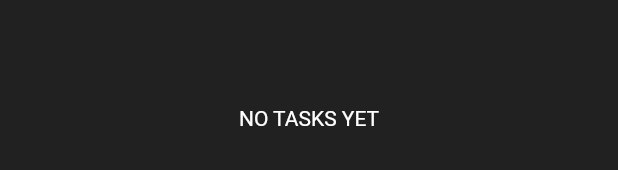
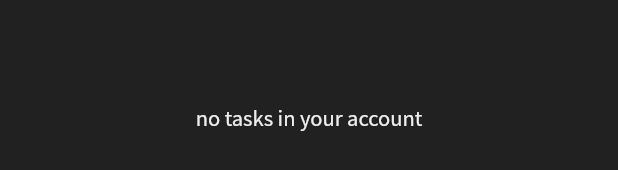
Before and after one commit to Patiyang/ToDo-app, a Flutter app: the HomeTab widget shown alone on an empty page, opened directly, on a phone screen of 412 x 824 dp. Shown: the part 500-670 px from the top of the screen. Run offline on Flutter 3.47's test engine with Material 2 defaults, Android fonts, the phone set to English and light mode, and no system bars; our stand-ins replace fluttertoast, rxdart, shared_preferences; accounts and stored records are empty.

Commit message:
refining state management

```diff
--- a/lib/Interfaces/AllTaskView.dart
+++ b/lib/Interfaces/AllTaskView.dart
@@ -1,3 +1,5 @@
+import 'dart:ui';
+
 import 'package:flutter/material.dart';
 import 'package:fluttertoast/fluttertoast.dart';
 import 'package:todo_app/Interfaces/taskTiles.dart';
@@ -9,7 +11,6 @@ import 'package:todo_app/bloc/resources/repository.dart';
 class HomeTab extends StatefulWidget {
   final String apiKey;
   HomeTab({Key key, this.apiKey}) : super(key: key);
-
 
   @override
   _HomeTab createState() => _HomeTab();
@@ -45,20 +46,44 @@ class _HomeTab extends State<HomeTab> {
         initialData: [], //List<Task>() the initial data
         builder: (BuildContext context, AsyncSnapshot snapshot) {
           taskList = snapshot.data;
-          if (snapshot.hasData && snapshot != null) {
-            if (snapshot.data.length > 0) {
-              return _simpleReorderable(context, taskList);
-            } else {
-              return Center(
-                child: Text(
-                  'NO TASKS YET',
-                  style: TextStyle(color: Colors.white),
-                ),
-              );
-            }
+
+          if (snapshot.hasError) {
+            return _getInfo(snapshot.error);
           }
-          return CircularProgressIndicator();
+          if (!snapshot.hasData || snapshot.data == TaskView.Busy) {
+            return Center(
+              child: CircularProgressIndicator(),
+            );
+          }
+          if (taskList.length == 0) {
+            return _getInfo('no tasks in your account');
+          }
+
+          // if (snapshot.hasData && snapshot != null) {
+          //   if (snapshot.data.length > 0) {
+          //     return _simpleReorderable(context, taskList);
+          //   } else {
+          //     return Center(
+          //       child: Text(
+          //         'You don\'t have any tasks yet',
+          //         style:
+          //             TextStyle(color: greyColor, fontWeight: FontWeight.w200),
+          //       ),
+          //     );
+          //   }
+          // }
+          return _simpleReorderable(context, taskList);
         },
+      ),
+    );
+  }
+
+  Widget _getInfo(String message) {
+    return Center(
+      child: Text(
+        message,
+        textAlign: TextAlign.center,
+        style: infoUi,
       ),
     );
   }
--- a/lib/Styling/global_styling.dart
+++ b/lib/Styling/global_styling.dart
@@ -1,4 +1,5 @@
 import 'package:flutter/material.dart';
+
 Color greyColor = new Color(0xff212121);
 Color redColor = new Color(0xffef5350);
 Color lightBlue = new Color(0xF88787A0);
@@ -63,7 +64,11 @@ TextStyle deadline = TextStyle(
     color: greyColor,
     fontSize: 15);
 
-
+TextStyle infoUi = TextStyle(
+    fontFamily: 'Sans',
+    fontWeight: FontWeight.w200,
+    color: Colors.grey[200],
+    fontSize: 15);
 
 // FloatingActionButton myButtons = FloatingActionButton(
 //   backgroundColor: redColor,
--- a/lib/bloc/blocs/blocs.dart
+++ b/lib/bloc/blocs/blocs.dart
@@ -1,7 +1,12 @@
+import 'dart:async';
+
 import 'package:todo_app/Models/Tasks.dart';
 import 'package:todo_app/bloc/resources/repository.dart';
 import 'package:todo_app/Models/Users.dart';
 import 'package:rxdart/rxdart.dart';
+//import 'package:observable/observable.dart';
+
+enum TaskView { Busy, Retrieved, NoData }
 
 class RegisterBloc {
   final _repository = Repository();
@@ -32,6 +37,8 @@ class TaskBloc {
   String apiKey;
   var _tasks = <Task>[];
 
+  final StreamController<TaskView> stateController = StreamController<TaskView>();
+
   TaskBloc(String apikey) {
     this.apiKey = apikey;
     _updateTasks(apikey).then((_) {
@@ -40,8 +47,18 @@ class TaskBloc {
   }
   Stream<List<Task>> get tasks => _taskSubject.stream;
 
-  Future<Null> _updateTasks(String apiKey) async {
+  Future<Null> _updateTasks(String apiKey,{bool hasError = false, bool hasData = true}) async {
+    stateController.add(TaskView.Busy);
+    await Future.delayed(Duration(seconds: 1));
+
+    if (hasError) {
+      return stateController.addError('an error was encountered');
+    }
+    if (!hasData) {
+      return stateController.add(TaskView.NoData);
+    }
     _tasks = await _repository.getUserTasks(apiKey);
+    stateController.add(TaskView.Retrieved);
   }
 }
 
--- a/lib/main.dart
+++ b/lib/main.dart
@@ -271,7 +271,6 @@ class _MyHomePageState extends State<MyHomePage> {
                                   fontSize: 10.0);
                               Navigator.pop(context);
                             }
-
                           }),
                       RaisedButton(
                           elevation: 0,
```
Lines whose indentation alone changed are shown as unchanged.
